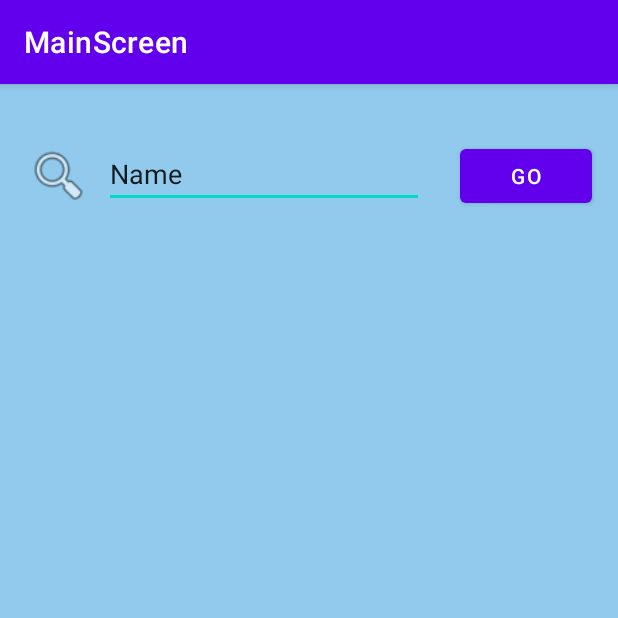
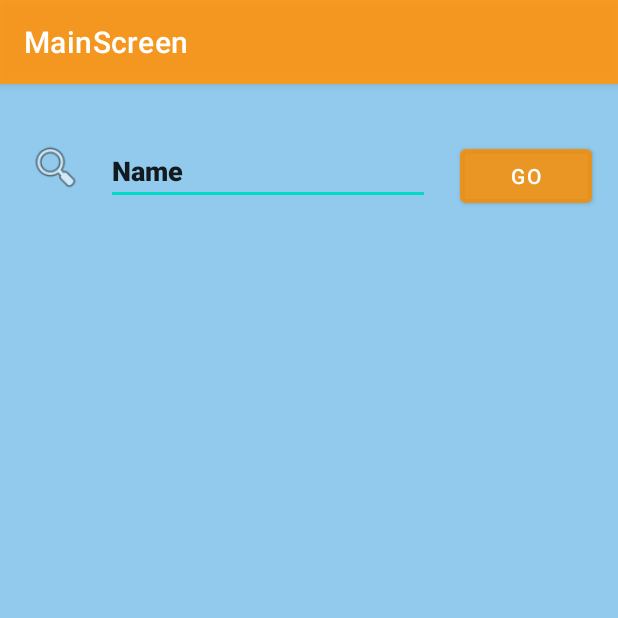
Before and after one commit to BiancaBriajraj/MovieApp, an Android app: the screen it shows after launch (MainActivity), on a phone screen of 412 x 824 dp, the top half of it. Run offline under Robolectric (Android 15) with nearby library versions, the phone set to English and light mode, and no system bars; our stand-ins replace navigation-ui; 4 statements that could not run were skipped.

Commit message:
Welcome Screen design with switch for children's filter and enter button to enter application.

```diff
--- a/app/src/main/res/layout/fragment_main_screen.xml
+++ b/app/src/main/res/layout/fragment_main_screen.xml
@@ -7,30 +7,33 @@
     android:background="#91CAEC"
     tools:context=".MainActivity">
 
-
     <EditText
         android:id="@+id/editTextTextPersonName"
-        android:layout_width="wrap_content"
-        android:layout_height="wrap_content"
+        android:layout_width="216dp"
+        android:layout_height="43dp"
         android:layout_marginTop="36dp"
-        android:layout_marginEnd="24dp"
-        android:layout_marginRight="24dp"
+        android:layout_marginEnd="20dp"
+        android:layout_marginRight="20dp"
+        android:autofillHints=""
         android:ems="10"
+        android:fontFamily="sans-serif-black"
+        android:importantForAccessibility="auto"
         android:inputType="textPersonName"
-        android:text="Name"
+        android:text="@string/name"
         app:layout_constraintEnd_toStartOf="@+id/go_button"
         app:layout_constraintTop_toTopOf="parent" />
 
     <ImageView
         android:id="@+id/search"
-        android:layout_width="43dp"
-        android:layout_height="47dp"
+        android:layout_width="39dp"
+        android:layout_height="36dp"
         android:layout_marginStart="16dp"
         android:layout_marginLeft="16dp"
         android:layout_marginTop="36dp"
         app:layout_constraintStart_toStartOf="parent"
         app:layout_constraintTop_toTopOf="parent"
-        app:srcCompat="@android:drawable/ic_menu_search" />
+        app:srcCompat="@android:drawable/ic_menu_search"
+        android:contentDescription="@string/Search_Image" />
 
     <Button
         android:id="@+id/go_button"
@@ -39,7 +42,9 @@
         android:layout_marginTop="36dp"
         android:layout_marginEnd="16dp"
         android:layout_marginRight="16dp"
-        android:text="GO"
+        android:text="@string/go"
+        app:backgroundTint="#D7FB8C00"
+        app:iconTint="#191818"
         app:layout_constraintEnd_toEndOf="parent"
         app:layout_constraintTop_toTopOf="parent" />
 
@@ -61,16 +66,17 @@
         app:layout_constraintEnd_toEndOf="parent"
         app:layout_constraintStart_toStartOf="@+id/category_recycler_view"
         app:srcCompat="@android:drawable/ic_dialog_alert"
-        tools:visibility="visible" />
+        tools:visibility="visible"
+        android:contentDescription="@string/todo" />
 
     <ProgressBar
         android:id="@+id/progressBar4"
         style="?android:attr/progressBarStyle"
-        android:layout_width="wrap_content"
-        android:layout_height="wrap_content"
-        android:layout_marginEnd="16dp"
-        android:layout_marginRight="16dp"
+        android:layout_width="109dp"
+        android:layout_height="96dp"
+        android:layout_marginTop="240dp"
         app:layout_constraintEnd_toEndOf="parent"
+        app:layout_constraintStart_toStartOf="parent"
         app:layout_constraintTop_toTopOf="parent" />
 
 </androidx.constraintlayout.widget.ConstraintLayout>
--- a/app/src/main/res/values-night/themes.xml
+++ b/app/src/main/res/values-night/themes.xml
@@ -2,8 +2,8 @@
     <!-- Base application theme. -->
     <style name="Theme.MovieApp" parent="Theme.MaterialComponents.DayNight.DarkActionBar">
         <!-- Primary brand color. -->
-        <item name="colorPrimary">@color/purple_200</item>
-        <item name="colorPrimaryVariant">@color/purple_700</item>
+        <item name="colorPrimary">#D7FB8C00</item>
+        <item name="colorPrimaryVariant">#D7FB8C00</item>
         <item name="colorOnPrimary">@color/black</item>
         <!-- Secondary brand color. -->
         <item name="colorSecondary">@color/teal_200</item>
--- a/app/src/main/res/values/strings.xml
+++ b/app/src/main/res/values/strings.xml
@@ -24,4 +24,7 @@
     <string name="movie_overview">Movie Overview</string>
     <string name="movie_image">movie_image</string>
     <string name="runtime_s">Runtime %s</string>
+    <string name="go">GO</string>
+    <string name="name">Name</string>
+    <string name="todo">TODO</string>
 </resources>
--- a/app/src/main/res/values/themes.xml
+++ b/app/src/main/res/values/themes.xml
@@ -2,8 +2,8 @@
     <!-- Base application theme. -->
     <style name="Theme.MovieApp" parent="Theme.MaterialComponents.DayNight.DarkActionBar">
         <!-- Primary brand color. -->
-        <item name="colorPrimary">@color/purple_500</item>
-        <item name="colorPrimaryVariant">@color/purple_700</item>
+        <item name="colorPrimary">#D7FB8C00</item>
+        <item name="colorPrimaryVariant">#D7FB8C00</item>
         <item name="colorOnPrimary">@color/white</item>
         <!-- Secondary brand color. -->
         <item name="colorSecondary">@color/teal_200</item>
```
Also changed, not shown: app/src/main/java/com/example/movieapp/view/WecomeScreen.kt (added, +60 -0 lines), app/src/main/res/layout/fragment_information.xml (+23 -3 lines), app/src/main/res/layout/fragment_list_of_movies.xml (+6 -3 lines), app/src/main/res/layout/fragment_list_of_searched_movies.xml (+7 -2 lines), app/src/main/res/layout/fragment_welcome_screen.xml (added, +71 -0 lines), app/src/main/res/drawable/icons8_clapperboard_64.png (added).
